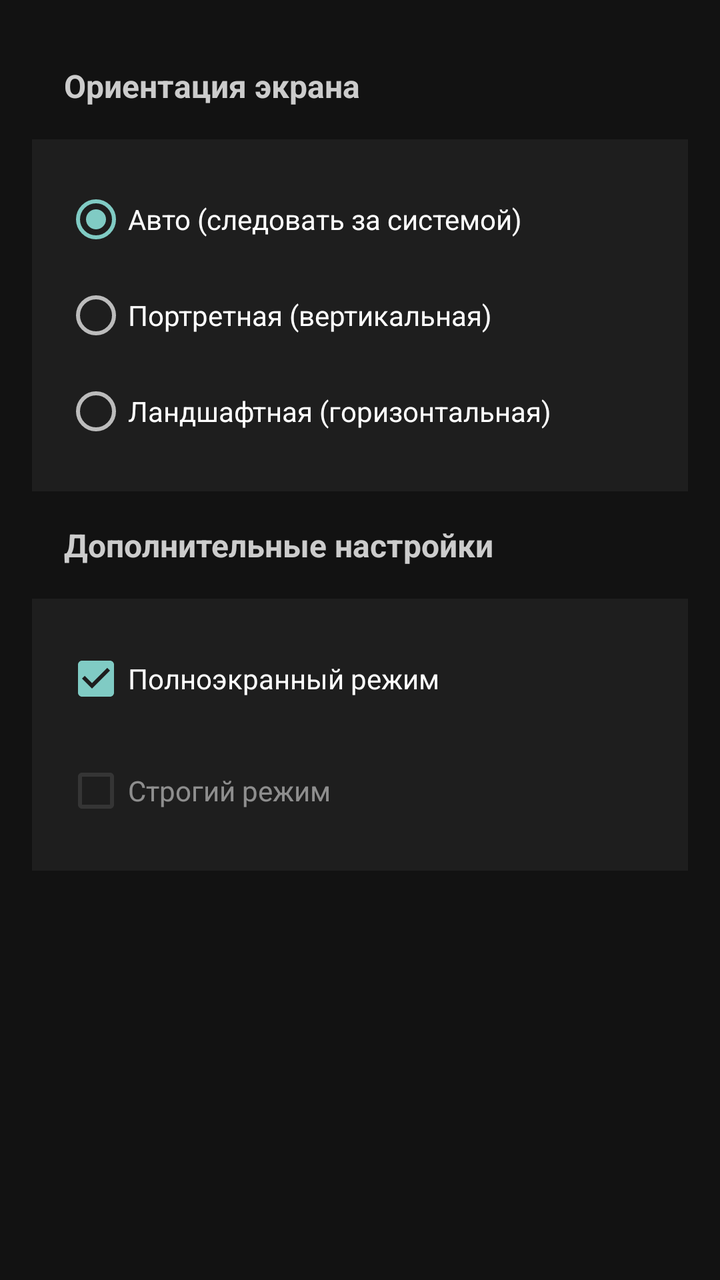
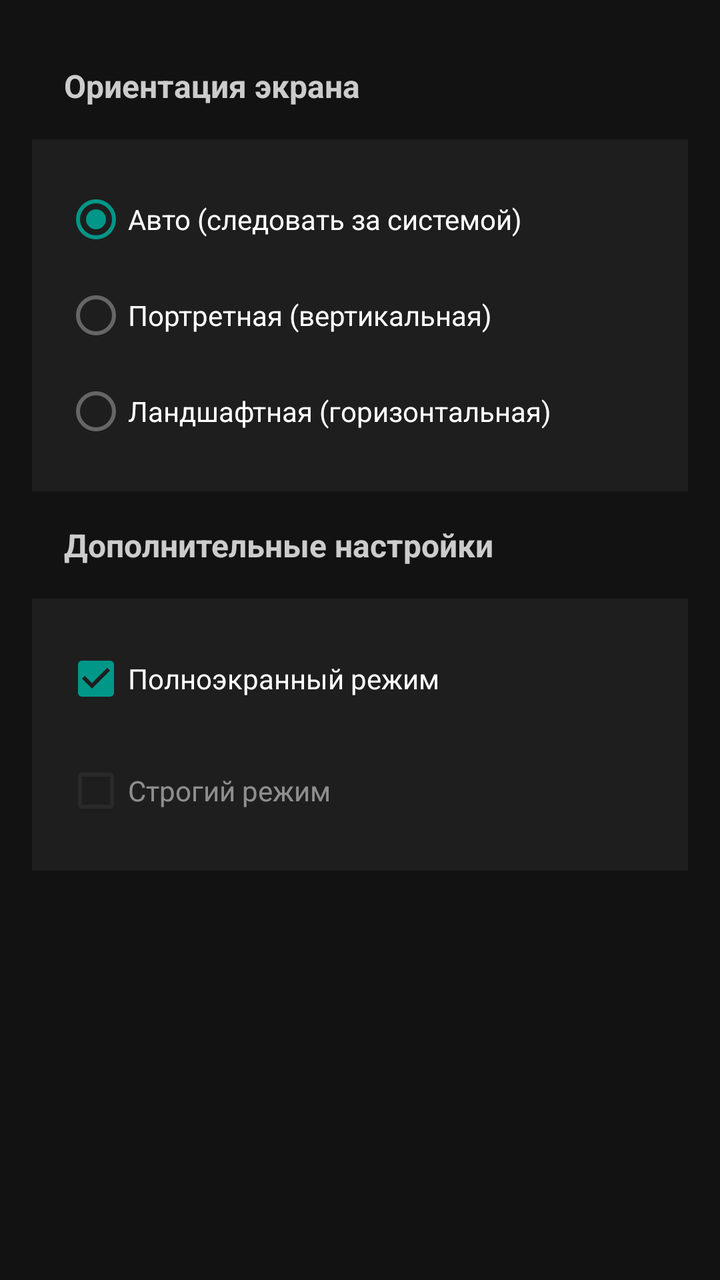

An Android layout rendered at two revisions. The XML below is the earlier revision; the diff shows what the commit changed to produce the second picture.
<!-- AndroidManifest.xml: application theme Theme.QutyLaunch -->
<!-- res/layout/fragment_settings_display.xml -->
<ScrollView xmlns:android="http://schemas.android.com/apk/res/android"
    xmlns:tools="http://schemas.android.com/tools"
    android:layout_width="match_parent"
    android:layout_height="match_parent"
    android:background="@color/background_dark"
    android:fillViewport="true"
    android:padding="@dimen/screen_padding_horizontal">

    <LinearLayout
        android:layout_width="match_parent"
        android:layout_height="wrap_content"
        android:orientation="vertical">

        
        <TextView
            style="@style/Text.Title.Small"
            android:layout_width="match_parent"
            android:layout_height="wrap_content"
            android:padding="@dimen/spacing_l"
            android:paddingTop="@dimen/spacing_s"
            android:text="@string/settings_orientation_title" />

        <LinearLayout
            style="@style/Card"
            android:orientation="vertical"
            android:padding="@dimen/spacing_l">

            
            <TextView
                android:id="@+id/orientation_lock_hint"
                android:layout_width="match_parent"
                android:layout_height="wrap_content"
                android:padding="@dimen/spacing_s"
                android:background="@color/background_warning"
                android:gravity="center"
                android:visibility="gone"
                android:layout_marginBottom="@dimen/spacing_m"
                style="@style/Text.Body"
                android:text="@string/orientation_lock_hint_default"
                android:textColor="@color/status_warning" />

            <RadioGroup
                android:id="@+id/orientation_group"
                android:layout_width="match_parent"
                android:layout_height="wrap_content"
                android:orientation="vertical">

                <RadioButton
                    android:id="@+id/orientation_sensor"
                    android:layout_width="match_parent"
                    android:layout_height="wrap_content"
                    android:checked="true"
                    android:minHeight="@dimen/height_button"
                    style="@style/Text.Body"
                    android:text="@string/orientation_auto"
                    tools:ignore="VisualLintButtonSize" />

                <RadioButton
                    android:id="@+id/orientation_portrait"
                    android:layout_width="match_parent"
                    android:layout_height="wrap_content"
                    android:minHeight="@dimen/height_button"
                    style="@style/Text.Body"
                    android:text="@string/orientation_portrait"
                    tools:ignore="VisualLintButtonSize" />

                <RadioButton
                    android:id="@+id/orientation_landscape"
                    android:layout_width="match_parent"
                    android:layout_height="wrap_content"
                    android:minHeight="@dimen/height_button"
                    style="@style/Text.Body"
                    android:text="@string/orientation_landscape"
                    tools:ignore="VisualLintButtonSize" />

            </RadioGroup>
        </LinearLayout>

        
        <TextView
            style="@style/Text.Title.Small"
            android:layout_width="match_parent"
            android:layout_height="wrap_content"
            android:padding="@dimen/spacing_l"
            android:paddingTop="@dimen/spacing_xl"
            android:text="@string/settings_additional_title" />

        <LinearLayout
            style="@style/Card"
            android:orientation="vertical"
            android:padding="@dimen/spacing_l">

            <CheckBox
                android:id="@+id/fullscreen_checkbox"
                android:layout_width="match_parent"
                android:layout_height="wrap_content"
                android:checked="true"
                android:enabled="true"
                android:minHeight="@dimen/height_button"
                style="@style/Text.Body"
                android:text="@string/additional_fullscreen"
                tools:ignore="VisualLintButtonSize" />

            <CheckBox
                android:id="@+id/strict_mode_checkbox"
                android:layout_width="match_parent"
                android:layout_height="wrap_content"
                android:layout_marginTop="@dimen/spacing_s"
                android:alpha="0.5"
                android:checked="false"
                android:enabled="false"
                android:minHeight="@dimen/height_button"
                style="@style/Text.Body"
                android:text="@string/additional_strict_mode"
                tools:ignore="VisualLintButtonSize" />

        </LinearLayout>

    </LinearLayout>
</ScrollView>
<!-- resources referenced by this layout -->
<resources>
  <dimen name="spacing_l">16dp</dimen>
  <dimen name="spacing_m">12dp</dimen>
  <dimen name="spacing_s">8dp</dimen>
  <dimen name="spacing_xl">24dp</dimen>
  <style name="Card">
          <item name="android:layout_width">match_parent</item>
          <item name="android:layout_height">wrap_content</item>
          <item name="android:background">@color/background_card</item>
          <item name="android:padding">@dimen/card_padding</item>
      </style>
  <style name="Text.Title.Small" parent="Text.Title">
          <item name="android:textSize">@dimen/title_small</item>
          <item name="android:textColor">@color/text_secondary</item>
      </style>
  <style name="Theme.QutyLaunch" parent="Theme.AppCompat.NoActionBar">
          
          <item name="android:navigationBarColor">@android:color/transparent</item>
          <item name="android:statusBarColor">@android:color/transparent</item>
  
          
          <item name="android:windowLayoutInDisplayCutoutMode">shortEdges</item>
  
          
          <item name="android:fitsSystemWindows">false</item>
  
          
          <item name="android:windowDrawsSystemBarBackgrounds">true</item>
      </style>
  <dimen name="card_padding">16dp</dimen>
  <style name="Text">
          <item name="android:textSize">@dimen/text_m</item>
          <item name="android:textColor">@color/text_primary</item>
      </style>
  <dimen name="text_m">14sp</dimen>
  <style name="Text.Title">
          <item name="android:textColor">@color/text_primary</item>
          <item name="android:textStyle">bold</item>
      </style>
  <dimen name="title_small">16sp</dimen>
  <!-- unchanged entries left out for length: 17 -->
</resources>

<!-- the commit's change to res/layout/fragment_settings_display.xml (unified diff, before → after) -->
@@ -2,7 +2,7 @@
     xmlns:tools="http://schemas.android.com/tools"
     android:layout_width="match_parent"
     android:layout_height="match_parent"
-    android:background="@color/background_dark"
+    android:background="?android:attr/colorBackground"
     android:fillViewport="true"
     android:padding="@dimen/screen_padding_horizontal">
 
<!-- resource entries referenced after the edit -->
@@ -7,12 +7,12 @@
   <style name="Card">
           <item name="android:layout_width">match_parent</item>
           <item name="android:layout_height">wrap_content</item>
-          <item name="android:background">@color/background_card</item>
+          <item name="android:background">?attr/colorSurface</item>
           <item name="android:padding">@dimen/card_padding</item>
       </style>
   <style name="Text.Title.Small" parent="Text.Title">
           <item name="android:textSize">@dimen/title_small</item>
-          <item name="android:textColor">@color/text_secondary</item>
+          <item name="android:textColor">?attr/textSecondaryColor</item>
       </style>
   <style name="Theme.QutyLaunch" parent="Theme.AppCompat.NoActionBar">
           
@@ -27,18 +27,69 @@
   
           
           <item name="android:windowDrawsSystemBarBackgrounds">true</item>
+  
+          
+          
+          
+  
+          
+          <item name="colorPrimary">@color/scheme_teal_primary</item>
+          <item name="colorPrimaryDark">@color/scheme_teal_primary</item>
+          <item name="colorAccent">@color/scheme_teal_accent</item>
+  
+          
+          <item name="colorControlNormal">@color/text_dim</item>
+          <item name="colorControlActivated">@color/scheme_teal_primary</item>
+          <item name="colorControlHighlight">@color/scheme_teal_primary</item>
+  
+          
+          <item name="colorButtonNormal">@color/scheme_teal_primary</item>
+  
+          
+          <item name="colorPrimarySurface">@color/scheme_teal_primary</item>
+          <item name="colorOnPrimary">@color/text_primary</item>
+          <item name="colorSurface">@color/background_card</item>
+          <item name="colorOnSurface">@color/text_primary</item>
+          <item name="android:colorBackground">@color/background_dark</item>
+  
+          
+          <item name="buttonPrimaryColor">@color/scheme_teal_primary</item>
+          <item name="buttonSecondaryColor">@color/button_secondary</item>
+          <item name="buttonDangerColor">@color/button_danger</item>
+          <item name="buttonWarningColor">@color/button_warning</item>
+          <item name="buttonClearCacheColor">@color/button_clear_cache</item>
+          <item name="tabIndicatorColor">@color/scheme_teal_primary</item>
+          <item name="tabRippleColor">@color/scheme_teal_primary</item>
+          <item name="shellActiveBackgroundColor">@color/scheme_teal_primary</item>
+          <item name="textErrorColor">@color/text_error</item>
+          <item name="textPrimaryColor">@color/text_primary</item>
+          <item name="textSecondaryColor">@color/text_secondary</item>
+          <item name="textHintColor">@color/text_hint</item>
+          <item name="textMutedColor">@color/text_muted</item>
+          <item name="textDimColor">@color/text_dim</item>
+          <item name="statusWarningColor">@color/status_warning</item>
       </style>
   <dimen name="card_padding">16dp</dimen>
   <style name="Text">
           <item name="android:textSize">@dimen/text_m</item>
-          <item name="android:textColor">@color/text_primary</item>
+          <item name="android:textColor">?attr/textPrimaryColor</item>
       </style>
   <dimen name="text_m">14sp</dimen>
   <style name="Text.Title">
-          <item name="android:textColor">@color/text_primary</item>
+          <item name="android:textColor">?attr/textPrimaryColor</item>
           <item name="android:textStyle">bold</item>
       </style>
   <dimen name="title_small">16sp</dimen>
+  <color name="scheme_teal_primary">#009688</color>
+  <color name="scheme_teal_accent">#4CAF50</color>
+  <color name="text_dim">#666666</color>
+  <color name="button_secondary">#4A4A4A</color>
+  <color name="button_danger">#D32F2F</color>
+  <color name="button_warning">#FF9800</color>
+  <color name="button_clear_cache">#FF6F00</color>
+  <color name="text_error">#FF6B6B</color>
+  <color name="text_hint">#AAAAAA</color>
+  <color name="text_muted">#888888</color>
   <!-- unchanged entries left out for length: 17 -->
 </resources>
 
